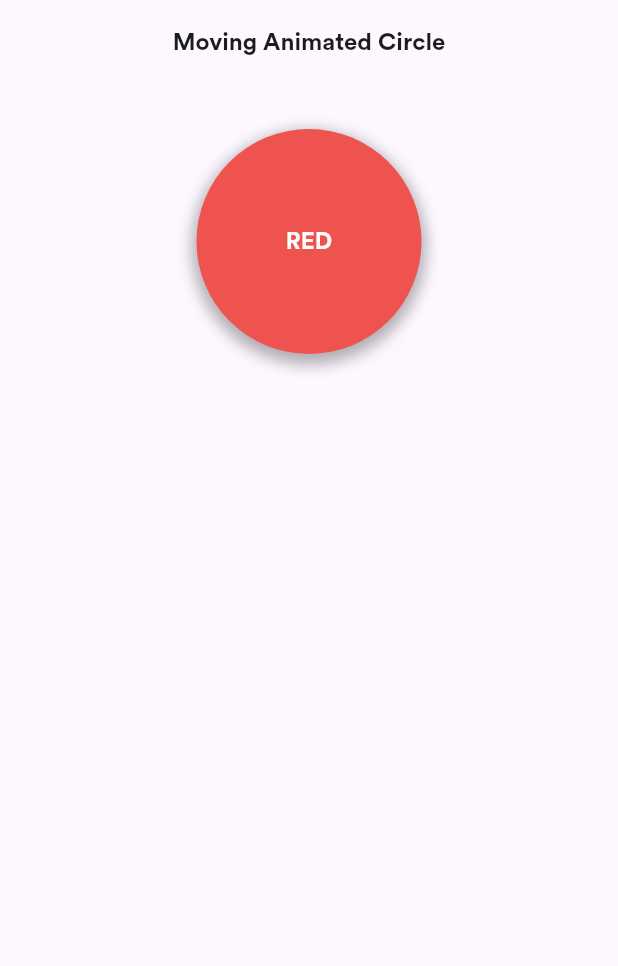
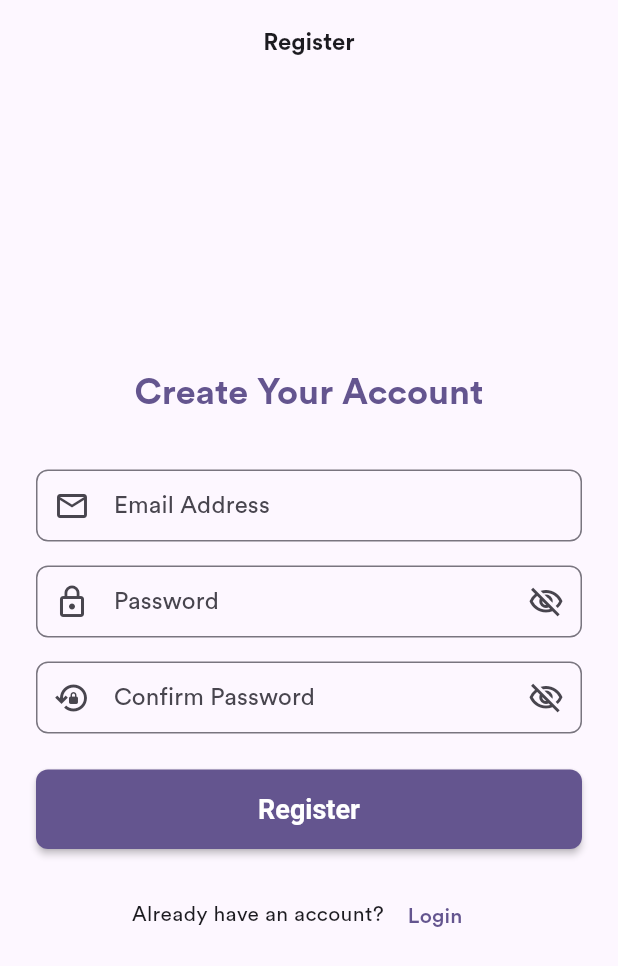
Before and after one commit to Moskaoud/maghanem, a Flutter app: the screen it shows after launch, on a phone screen of 412 x 824 dp. Shown: the top 966 px of the screen. Run offline on Flutter 3.47's test engine with Material 3 defaults, Android fonts, the phone set to English and light mode, and no system bars; our stand-ins replace bloc, country_code_picker, firebase_auth, firebase_core, flutter_bloc, sqflite; accounts and stored records are empty; project files that could hold a hidden picture were left out.

Commit message:
Feat: Implement Firebase Auth with Registration, Login, and Home Screens
This commit integrates Firebase Authentication into the application, adding new screens for user registration, login, and a home screen for authenticated users. It also includes the necessary Firebase setup and configuration files.

Key changes:
- Added `firebase_core` and `firebase_auth` dependencies to `pubspec.yaml` and `pubspec.lock`.
- Created `firebase.json` and `android/app/google-services.json` for Firebase project configuration.
- Added `lib/firebase_options.dart` containing Firebase project settings for different platforms.
- Implemented `AuthService` in `lib/services/auth_service.dart` to handle Firebase Authentication operations like sign-up, sign-in, and sign-out.
- Added `RegistrationScreen` (`lib/pages/registration_screen.dart`) with email/password registration form, input validation, error handling, and navigation to `HomeScreen` upon successful registration.
- Added `LoginScreen` (`lib/pages/login_screen.dart`) as a placeholder, with navigation back or to registration.
- Added `HomeScreen` (`lib/pages/home_screen.dart`) to display a welcome message and the logged-in user's email, with a logout button.
- Updated `main.dart` to initialize Firebase and set the initial route to `RegistrationScreen`.
- Updated `app_routes.dart` to include routes for the new authentication screens (`/register`, `/auth_login`, `/home`) and removed the old `/loginPage`.
- Modified Android Gradle files (`android/settings.gradle.kts`, `android/app/build.gradle.kts`) to include the Google Services plugin.
- Updated native plugin registrants for Windows (`windows/flutter/generated_plugin_registrant.cc`, `windows/flutter/generated_plugins.cmake`) and macOS (`macos/Flutter/GeneratedPluginRegistrant.swift`) to include Firebase plugins.
- Minor cleanup in `lib/services/database_helper.dart` and `lib/models/customer.dart`.

```diff
--- a/lib/main.dart
+++ b/lib/main.dart
@@ -7,8 +7,15 @@ import 'models/cart_model.dart';
 import 'routes/app_routes.dart';
 import 'utils/theme/app_theme.dart';
 import 'viewmodels/login_viewmodel.dart';
-
-void main() {
+import 'package:firebase_core/firebase_core.dart';
+// Import your Firebase options file if you generated it with FlutterFire CLI
+import 'firebase_options.dart';
+void main() async {
+  WidgetsFlutterBinding.ensureInitialized();
+  await Firebase.initializeApp(
+    // If you used FlutterFire CLI and have firebase_options.dart:
+    options: DefaultFirebaseOptions.currentPlatform,
+  );
   runApp(
     MultiProvider( // Wrap MyApp with MultiProvider
       providers: [
@@ -34,7 +41,8 @@ class MyApp extends StatelessWidget {
       // debugShowMaterialGrid: true,
       // showSemanticsDebugger: true,
       theme: AppTheme.lightTheme,
-      initialRoute: AppRoutes.animationSession, // Set initial route to cart
+      // initialRoute: AppRoutes.animationSession, // Set initial route to cart
+      initialRoute: AppRoutes.register, // Set initial route to cart
       routes: AppRoutes.routes, // Set named routes
       // theme: AppTheme.getAppTheme(),
       // theme: ThemeData(
--- /dev/null
+++ b/lib/pages/registration_screen.dart
@@ -0,0 +1,236 @@
+import 'package:flutter/material.dart';
+import 'package:firebase_auth/firebase_auth.dart';
+import 'package:maghanem/services/auth_service.dart';
+import 'package:maghanem/pages/home_screen.dart'; // Import HomeScreen
+// import 'package:maghanem/pages/login_screen.dart';
+
+import '../routes/app_routes.dart'; // Import LoginScreen
+
+class RegistrationScreen extends StatefulWidget {
+  const RegistrationScreen({super.key});
+
+  @override
+  State<RegistrationScreen> createState() => _RegistrationScreenState();
+}
+
+class _RegistrationScreenState extends State<RegistrationScreen> {
+  final _formKey = GlobalKey<FormState>();
+  final TextEditingController _emailController = TextEditingController();
+  final TextEditingController _passwordController = TextEditingController();
+  final TextEditingController _confirmPasswordController = TextEditingController();
+
+  late final AuthService _authService;
+  bool _isLoading = false;
+  String? _errorMessage;
+  bool _isPasswordObscured = true;
+  bool _isConfirmPasswordObscured = true;
+
+  @override
+  void initState() {
+    super.initState();
+    _authService = AuthService(FirebaseAuth.instance);
+  }
+
+  Future<void> _registerUser() async {
+    if (_formKey.currentState!.validate()) {
+      setState(() {
+        _isLoading = true;
+        _errorMessage = null;
+      });
+
+      try {
+        UserCredential? userCredential = await _authService.signUpWithEmailPassword(
+          email: _emailController.text,
+          password: _passwordController.text,
+        );
+
+        if (userCredential != null && mounted) {
+          ScaffoldMessenger.of(context).showSnackBar(
+            const SnackBar(content: Text('Registration successful!')),
+          );
+          // Navigate to HomeScreen after successful registration
+          Navigator.of(context).pushReplacement(
+            MaterialPageRoute(builder: (context) => const HomeScreen()),
+          );
+        }
+      } on FirebaseAuthException catch (e) {
+        String message;
+        switch (e.code) {
+          case 'weak-password':
+            message = 'The password provided is too weak.';
+            break;
+          case 'email-already-in-use':
+            message = 'An account already exists for that email.';
+            break;
+          case 'invalid-email':
+            message = 'The email address is not valid.';
+            break;
+          default:
+            message = 'Registration failed: ${e.message}'; // More specific error
+        }
+        setState(() {
+          _errorMessage = message;
+        });
+      } catch (e) {
+        setState(() {
+          _errorMessage = 'An unexpected error occurred. Please try again later.';
+        });
+      }
+      if (mounted) {
+        setState(() {
+          _isLoading = false;
+        });
+      }
+    }
+  }
+
+  @override
+  void dispose() {
+    _emailController.dispose();
+    _passwordController.dispose();
+    _confirmPasswordController.dispose();
+    super.dispose();
+  }
+
+  @override
+  Widget build(BuildContext context) {
+    return Scaffold(
+      appBar: AppBar(
+        title: const Text('Register'),
+      ),
+      body: Center(
+        child: SingleChildScrollView(
+          padding: const EdgeInsets.symmetric(horizontal: 24.0, vertical: 30.0),
+          child: Form(
+            key: _formKey,
+            child: Column(
+              mainAxisAlignment: MainAxisAlignment.center,
+              crossAxisAlignment: CrossAxisAlignment.stretch,
+              children: <Widget>[
+                Text(
+                  'Create Your Account',
+                  style: Theme.of(context).textTheme.headlineSmall?.copyWith(
+                        fontWeight: FontWeight.bold,
+                        color: Theme.of(context).primaryColor,
+                      ),
+                  textAlign: TextAlign.center,
+                ),
+                const SizedBox(height: 35),
+                TextFormField(
+                  controller: _emailController,
+                  decoration: const InputDecoration(
+                    labelText: 'Email Address',
+                    prefixIcon: Icon(Icons.email_outlined),
+                    border: OutlineInputBorder(),
+                  ),
+                  keyboardType: TextInputType.emailAddress,
+                  validator: (value) {
+                    if (value == null || value.isEmpty) {
+                      return 'Please enter your email';
+                    }
+                    if (!RegExp(r'^[a-zA-Z0-9._%+-]+@[a-zA-Z0-9.-]+\.[a-zA-Z]{2,}$').hasMatch(value)) {
+                      return 'Please enter a valid email address';
+                    }
+                    return null;
+                  },
+                ),
+                const SizedBox(height: 16),
+                TextFormField(
+                  controller: _passwordController,
+                  obscureText: _isPasswordObscured,
+                  decoration: InputDecoration(
+                    labelText: 'Password',
+                    prefixIcon: const Icon(Icons.lock_outline),
+                    border: const OutlineInputBorder(),
+                    suffixIcon: IconButton(
+                      icon: Icon(_isPasswordObscured ? Icons.visibility_off_outlined : Icons.visibility_outlined),
+                      onPressed: () {
+                        setState(() {
+                          _isPasswordObscured = !_isPasswordObscured;
+                        });
+                      },
+                    ),
+                  ),
+                  validator: (value) {
+                    if (value == null || value.isEmpty) {
+                      return 'Please enter your password';
+                    }
+                    if (value.length < 6) {
+                      return 'Password must be at least 6 characters long';
+                    }
+                    return null;
+                  },
+                ),
+                const SizedBox(height: 16),
+                TextFormField(
+                  controller: _confirmPasswordController,
+                  obscureText: _isConfirmPasswordObscured,
+                  decoration: InputDecoration(
+                    labelText: 'Confirm Password',
+                    prefixIcon: const Icon(Icons.lock_reset_outlined),
+                    border: const OutlineInputBorder(),
+                    suffixIcon: IconButton(
+                      icon: Icon(_isConfirmPasswordObscured ? Icons.visibility_off_outlined : Icons.visibility_outlined),
+                      onPressed: () {
+                        setState(() {
+                          _isConfirmPasswordObscured = !_isConfirmPasswordObscured;
+                        });
+                      },
+                    ),
+                  ),
+                  validator: (value) {
+                    if (value == null || value.isEmpty) {
+                      return 'Please confirm your password';
+                    }
+                    if (value != _passwordController.text) {
+                      return 'Passwords do not match';
+                    }
+                    return null;
+                  },
+                ),
+                const SizedBox(height: 24),
+                if (_errorMessage != null)
+                  Padding(
+                    padding: const EdgeInsets.only(bottom: 16.0),
+                    child: Text(
+                      _errorMessage!,
+                      style: const TextStyle(color: Colors.red, fontWeight: FontWeight.w500),
+                      textAlign: TextAlign.center,
+                    ),
+                  ),
+                _isLoading
+                    ? const Center(child: CircularProgressIndicator())
+                    : ElevatedButton(
+                        style: ElevatedButton.styleFrom(
+                          padding: const EdgeInsets.symmetric(vertical: 16.0),
+                          textStyle: const TextStyle(fontSize: 18, fontWeight: FontWeight.bold),
+                          backgroundColor: Theme.of(context).primaryColor,
+                          foregroundColor: Colors.white,
+                        ),
+                        onPressed: _registerUser,
+                        child: const Text('Register'),
+                      ),
+                const SizedBox(height: 20),
+                Row(
+                  mainAxisAlignment: MainAxisAlignment.center,
+                  children: [
+                    const Text('Already have an account?'),
+                    TextButton(
+                      onPressed: () {
+                        Navigator.of(context).pushNamed(AppRoutes.authLogin);
+                        // Navigator.of(context).pushReplacement(
+                        //   MaterialPageRoute(builder: (context) => const LoginScreen()),
+                        // );
+                      },
+                      child: const Text('Login'),
+                    ),
+                  ],
+                ),
+              ],
+            ),
+          ),
+        ),
+      ),
+    );
+  }
+}
--- a/lib/routes/app_routes.dart
+++ b/lib/routes/app_routes.dart
@@ -7,9 +7,14 @@ import 'package:maghanem/pages/customer_entry_screen.dart';
 
 import '../pages/cart/checkout2.dart';
 import '../pages/cart_counter.dart';
-import '../pages/login_page.dart';
+// import '../pages/login_page.dart'; // Removed old login page import
 import '../pages/payment_screen.dart';
-import '../pages/portfolio_page.dart'; // Assuming Checkout widget is in checkout.dart
+import '../pages/portfolio_page.dart';
+
+// New Auth Screen Imports
+import 'package:maghanem/pages/login_screen.dart';
+import 'package:maghanem/pages/registration_screen.dart';
+import 'package:maghanem/pages/home_screen.dart';
 
 class AppRoutes {
   static const String cart = '/cart';
@@ -18,10 +23,16 @@ class AppRoutes {
   static const String portfolio = '/portfolio';
   static const String cartCounter = '/cartCounter';
   static const String paymentScreen = '/paymentScreen';
-  static const String loginPage = '/loginPage';
+  // static const String loginPage = '/loginPage'; // Removed old login page route name
   static const String customerEntryScreen = '/customerEntryScreen';
   static const String customerProfileScreen = '/customerProfileScreen';
   static const String animationSession = '/animationSession';
+
+  // New Auth Route Names
+  static const String authLogin = '/auth_login';
+  static const String register = '/register';
+  static const String home = '/home';
+
   // Add other route names here
 
   static Map<String, WidgetBuilder> get routes {
@@ -35,7 +46,12 @@ class AppRoutes {
       cartCounter: (context) => const CartCounterExamplePage(),
       paymentScreen: (context) => const PaymentScreen(),
       animationSession: (context) => const AnimationSession(),
-      loginPage: (context) => const LoginPage(),
+      // loginPage: (context) => const LoginPage(), // Removed old login page route
+
+      // New Auth Routes
+      authLogin: (context) => const LoginScreen(),
+      register: (context) => const RegistrationScreen(),
+      home: (context) => const HomeScreen(),
       // Add other routes here
     };
   }
--- /dev/null
+++ b/lib/services/auth_service.dart
@@ -0,0 +1,80 @@
+
+import 'package:firebase_auth/firebase_auth.dart';
+// import 'package:flutter/material.dart';
+
+class AuthService {
+  final FirebaseAuth _firebaseAuth;
+
+  AuthService(this._firebaseAuth);
+
+  /// Stream of authentication state changes.
+  /// Emits the current [User] or null if not authenticated.
+  Stream<User?> get authStateChanges => _firebaseAuth.authStateChanges();
+
+  /// Gets the current authenticated [User] or null.
+  User? get currentUser => _firebaseAuth.currentUser;
+
+  /// Registers a new user with email and password.
+  ///
+  /// Throws a [FirebaseAuthException] if registration fails.
+  Future<UserCredential?> signUpWithEmailPassword({
+    required String email,
+    required String password,
+  }) async {
+    try {
+      final UserCredential userCredential = await _firebaseAuth.createUserWithEmailAndPassword(
+        email: email.trim(),
+        password: password.trim(),
+      );
+      return userCredential;
+    } on FirebaseAuthException {
+      // Let the caller handle specific FirebaseAuthExceptions
+      rethrow;
+    } catch (e) {
+      // For other unexpected errors
+      // print('Unexpected error during sign up: \$e');
+      throw Exception('An unexpected error occurred. Please try again.');
+    }
+  }
+
+  /// Signs in an existing user with email and password.
+  ///
+  /// Throws a [FirebaseAuthException] if sign-in fails.
+  Future<UserCredential?> signInWithEmailPassword({
+    required String email,
+    required String password,
+  }) async {
+    try {
+      final UserCredential userCredential = await _firebaseAuth.signInWithEmailAndPassword(
+        email: email.trim(),
+        password: password.trim(),
+      );
+      return userCredential;
+    } on FirebaseAuthException {
+      rethrow;
+    } catch (e) {
+      throw Exception('An unexpected error occurred. Please try again.');
+    }
+  }
+
+  /// Signs out the current user.
+  Future<void> signOut() async {
+    try {
+      await _firebaseAuth.signOut();
+    } catch (e) {
+      // print('Error signing out: \$e');
+      // Optionally, handle sign-out errors, though they are rare.
+      throw Exception('Error signing out. Please try again.');
+    }
+  }
+
+  // You can add other methods like:
+  // - resetPassword(String email)
+  // - updateProfile(String displayName, String photoURL)
+  // - signInWithGoogle()
+  // - etc.
+}
+
+// Helper to provide a global instance or use with a service locator/provider
+// For simplicity here, you might instantiate it where needed or use Provider.
+// Example: final authService = AuthService(FirebaseAuth.instance);
--- a/pubspec.yaml
+++ b/pubspec.yaml
@@ -39,6 +39,8 @@ dependencies:
   flutter_bloc: ^9.1.1
   sqflite: ^2.3.3
   path: ^1.9.0
+  firebase_core: ^4.1.1
+  firebase_auth: ^6.1.0
 
 dev_dependencies:
   flutter_test:
```
Also changed, not shown: lib/pages/home_screen.dart (added, +56 -0 lines), lib/pages/login_screen.dart (added, +37 -0 lines), firebase.json (added), lib/firebase_options.dart (added), lib/models/customer.dart (line endings or trailing spaces), lib/services/database_helper.dart (line endings or trailing spaces), pubspec.lock, 6 other files.
